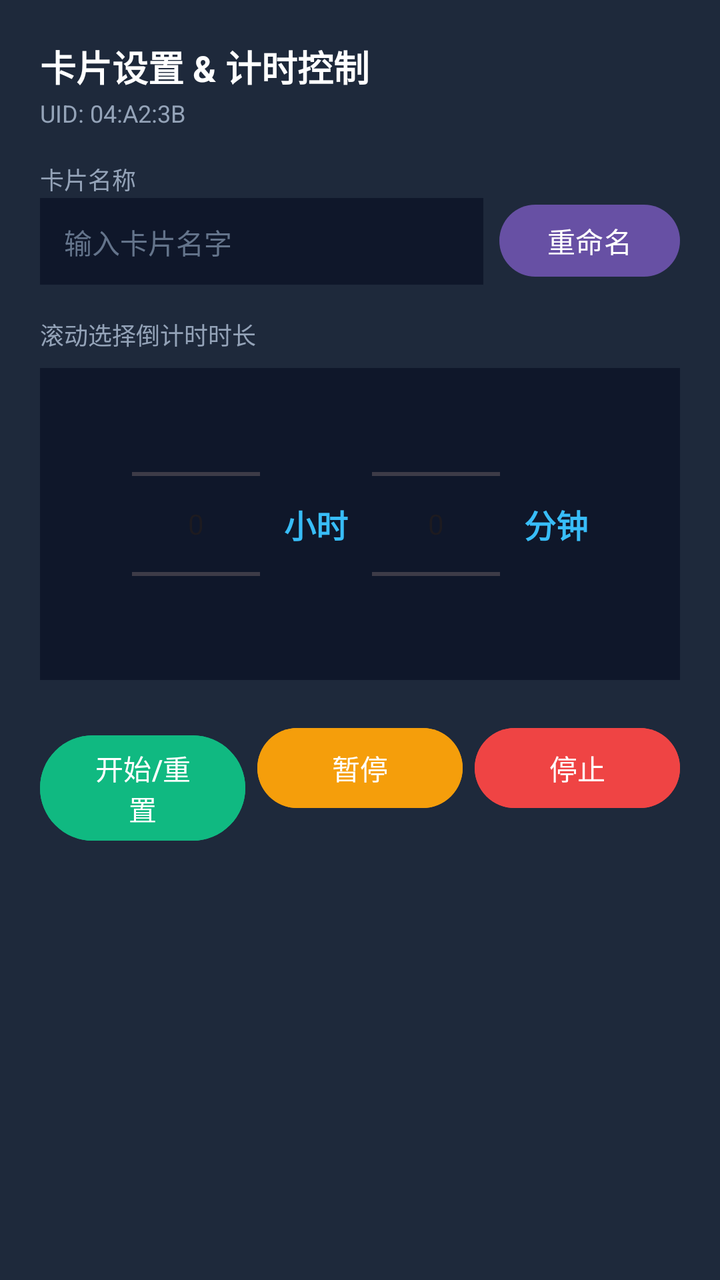
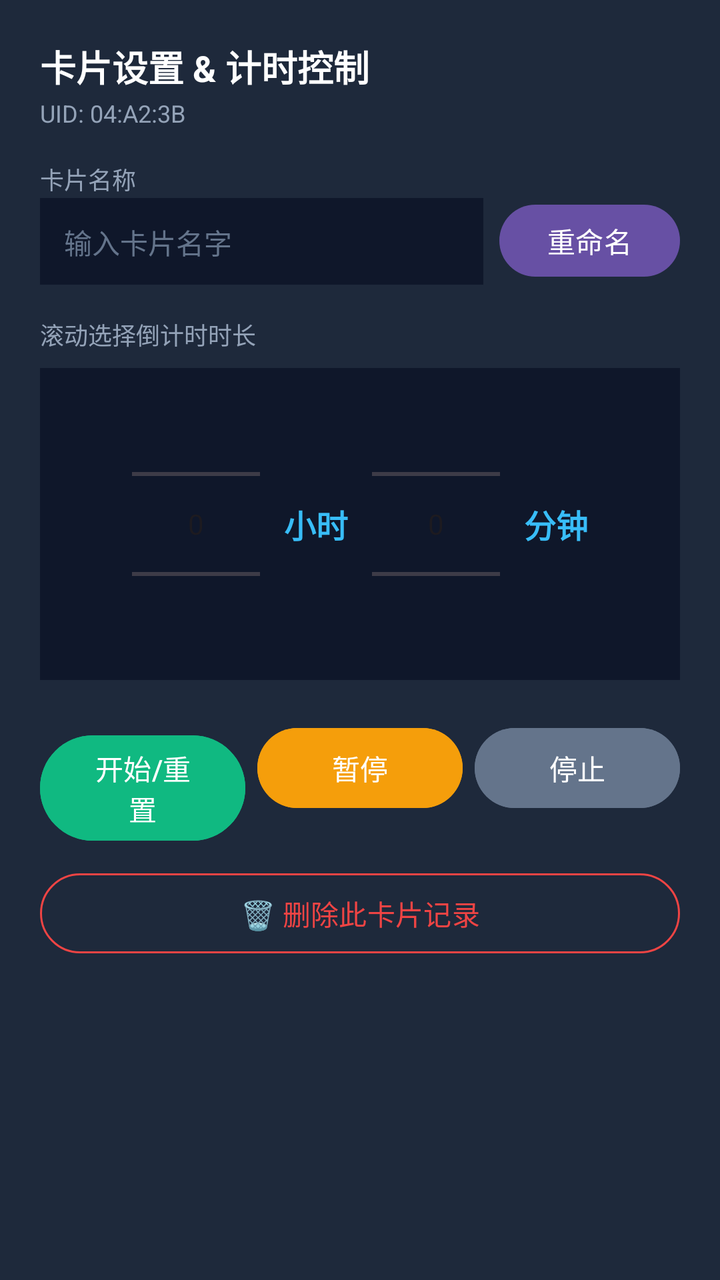

Two renders of the same Android screen: before a commit and after it. Below are the layout's source before the change and the commit's diff.
<!-- AndroidManifest.xml: application theme Theme.Material3.DayNight.NoActionBar -->
<!-- res/layout/dialog_card_control.xml -->
<?xml version="1.0" encoding="utf-8"?>
<LinearLayout xmlns:android="http://schemas.android.com/apk/res/android"
    android:layout_width="match_parent"
    android:layout_height="wrap_content"
    android:background="#1E293B"
    android:orientation="vertical"
    android:padding="20dp">

    <TextView
        android:id="@+id/dialogTitle"
        android:layout_width="wrap_content"
        android:layout_height="wrap_content"
        android:text="卡片设置 &amp; 计时控制"
        android:textColor="#FFFFFF"
        android:textSize="18sp"
        android:textStyle="bold" />

    <TextView
        android:id="@+id/dialogCardUid"
        android:layout_width="wrap_content"
        android:layout_height="wrap_content"
        android:layout_marginTop="2dp"
        android:layout_marginBottom="16dp"
        android:text="UID: 04:A2:3B"
        android:textColor="#94A3B8"
        android:textSize="12sp" />

    
    <TextView
        android:layout_width="wrap_content"
        android:layout_height="wrap_content"
        android:text="卡片名称"
        android:textColor="#94A3B8"
        android:textSize="12sp" />

    <LinearLayout
        android:layout_width="match_parent"
        android:layout_height="wrap_content"
        android:layout_marginBottom="16dp"
        android:orientation="horizontal">

        <EditText
            android:id="@+id/etCardName"
            android:layout_width="0dp"
            android:layout_height="44dp"
            android:layout_weight="1"
            android:background="#0F172A"
            android:hint="输入卡片名字"
            android:paddingHorizontal="12dp"
            android:textColor="#FFFFFF"
            android:textColorHint="#64748B"
            android:textSize="14sp" />

        <Button
            android:id="@+id/btnRename"
            android:layout_width="wrap_content"
            android:layout_height="44dp"
            android:layout_marginStart="8dp"
            android:text="重命名" />
    </LinearLayout>

    
    <TextView
        android:layout_width="wrap_content"
        android:layout_height="wrap_content"
        android:layout_marginBottom="8dp"
        android:text="滚动选择倒计时时长"
        android:textColor="#94A3B8"
        android:textSize="12sp" />

    <LinearLayout
        android:layout_width="match_parent"
        android:layout_height="wrap_content"
        android:layout_marginBottom="20dp"
        android:gravity="center"
        android:orientation="horizontal"
        android:background="#0F172A"
        android:padding="8dp">

        <NumberPicker
            android:id="@+id/npHours"
            android:layout_width="wrap_content"
            android:layout_height="140dp" />

        <TextView
            android:layout_width="wrap_content"
            android:layout_height="wrap_content"
            android:layout_marginHorizontal="12dp"
            android:text="小时"
            android:textColor="#38BDF8"
            android:textSize="16sp"
            android:textStyle="bold" />

        <NumberPicker
            android:id="@+id/npMinutes"
            android:layout_width="wrap_content"
            android:layout_height="140dp" />

        <TextView
            android:layout_width="wrap_content"
            android:layout_height="wrap_content"
            android:layout_marginStart="12dp"
            android:text="分钟"
            android:textColor="#38BDF8"
            android:textSize="16sp"
            android:textStyle="bold" />
    </LinearLayout>

    
    <LinearLayout
        android:layout_width="match_parent"
        android:layout_height="wrap_content"
        android:orientation="horizontal">

        <Button
            android:id="@+id/btnStart"
            android:layout_width="0dp"
            android:layout_height="wrap_content"
            android:layout_weight="1"
            android:backgroundTint="#10B981"
            android:text="开始/重置" />

        <Button
            android:id="@+id/btnPause"
            android:layout_width="0dp"
            android:layout_height="wrap_content"
            android:layout_weight="1"
            android:layout_marginStart="6dp"
            android:backgroundTint="#F59E0B"
            android:text="暂停" />

        <Button
            android:id="@+id/btnStop"
            android:layout_width="0dp"
            android:layout_height="wrap_content"
            android:layout_weight="1"
            android:layout_marginStart="6dp"
            android:backgroundTint="#EF4444"
            android:text="停止" />
    </LinearLayout>

</LinearLayout>
<!-- resources referenced by this layout -->
<resources>

</resources>

<!-- the commit's change to res/layout/dialog_card_control.xml (unified diff, before → after) -->
@@ -110,6 +110,7 @@
     <LinearLayout
         android:layout_width="match_parent"
         android:layout_height="wrap_content"
+        android:layout_marginBottom="12dp"
         android:orientation="horizontal">
 
         <Button
@@ -135,8 +136,18 @@
             android:layout_height="wrap_content"
             android:layout_weight="1"
             android:layout_marginStart="6dp"
-            android:backgroundTint="#EF4444"
+            android:backgroundTint="#64748B"
             android:text="停止" />
     </LinearLayout>
 
+    
+    <Button
+        android:id="@+id/btnDeleteCard"
+        style="@style/Widget.Material3.Button.OutlinedButton"
+        android:layout_width="match_parent"
+        android:layout_height="wrap_content"
+        android:text="🗑️ 删除此卡片记录"
+        android:textColor="#EF4444"
+        app:strokeColor="#EF4444" xmlns:app="http://schemas.android.com/apk/res-auto" />
+
 </LinearLayout>
